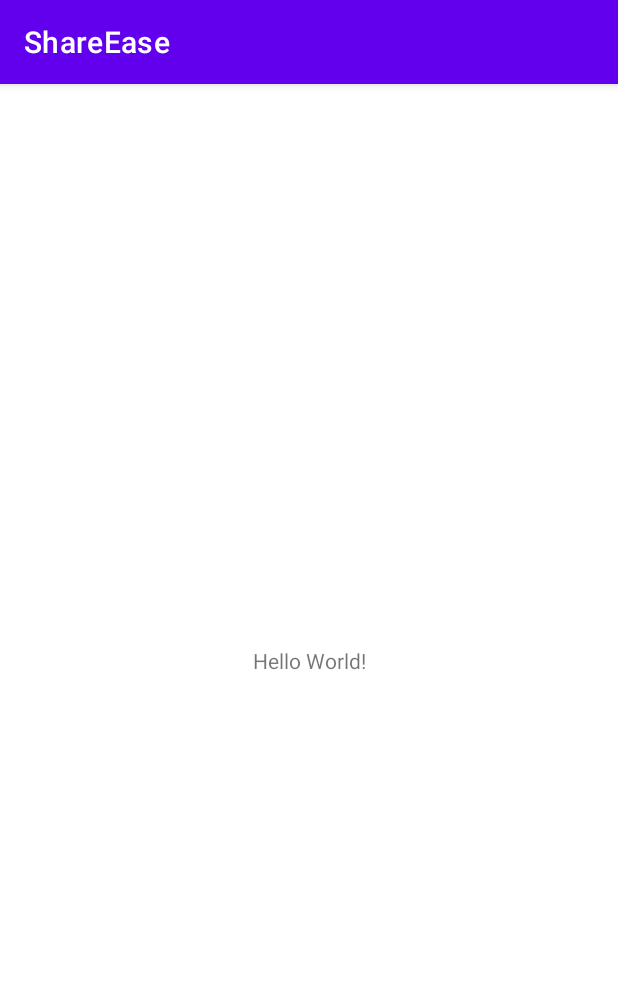
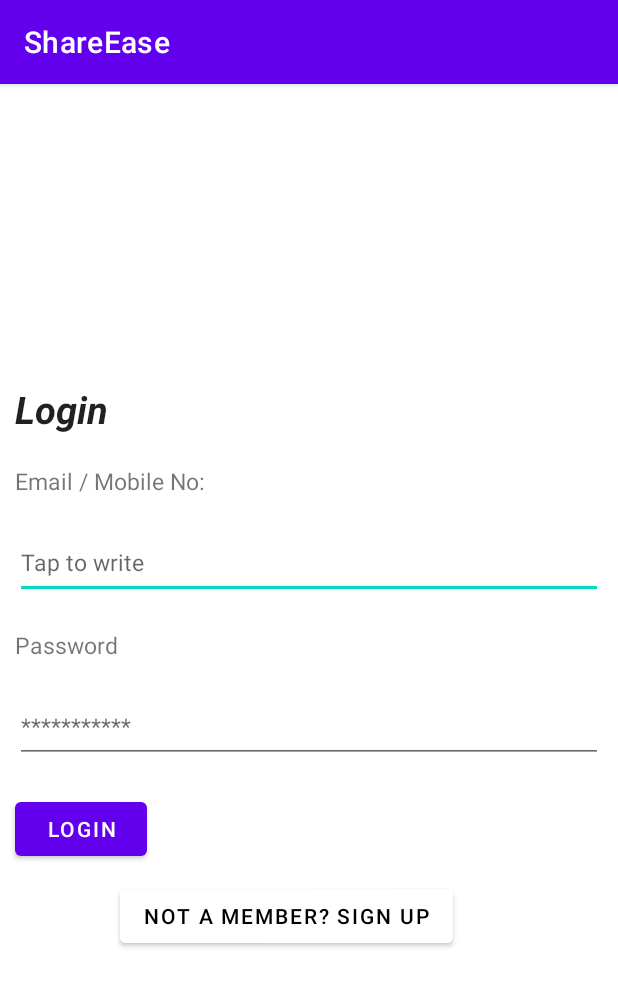
Before and after one commit to n0obs73r/ShareEase, an Android app: the screen it shows after launch (MainActivity), on a phone screen of 412 x 824 dp. Shown: the top 986 px of the screen. Run offline under Robolectric (Android 15) with nearby library versions, the phone set to English and light mode, and no system bars; our stand-ins replace Firebase (no records; nobody signed in at launch, a user with empty details on screens opened directly).

Commit message:
Login and SignUp

```diff
--- a/app/build.gradle
+++ b/app/build.gradle
@@ -1,6 +1,7 @@
 plugins {
     id 'com.android.application'
     id 'kotlin-android'
+    id 'com.google.gms.google-services'
 }
 
 android {
@@ -34,9 +35,12 @@ android {
 dependencies {
 
     implementation 'androidx.core:core-ktx:1.3.2'
+    implementation platform('com.google.firebase:firebase-bom:29.0.0')
+    implementation 'com.google.firebase:firebase-auth-ktx'
     implementation 'androidx.appcompat:appcompat:1.2.0'
     implementation 'com.google.android.material:material:1.3.0'
     implementation 'androidx.constraintlayout:constraintlayout:2.0.4'
+    implementation 'com.google.firebase:firebase-auth-ktx:20.0.4'
     testImplementation 'junit:junit:4.+'
     androidTestImplementation 'androidx.test.ext:junit:1.1.2'
     androidTestImplementation 'androidx.test.espresso:espresso-core:3.3.0'
--- a/app/src/main/AndroidManifest.xml
+++ b/app/src/main/AndroidManifest.xml
@@ -10,6 +10,9 @@
         android:supportsRtl="true"
         android:theme="@style/Theme.ShareEase">
         <activity
+            android:name=".SignUpActivity"
+            android:exported="true" />
+        <activity
             android:name=".MainActivity"
             android:exported="true">
             <intent-filter>
--- a/app/src/main/java/com/ogps/shareease/MainActivity.kt
+++ b/app/src/main/java/com/ogps/shareease/MainActivity.kt
@@ -1,11 +1,47 @@
 package com.ogps.shareease
 
+import android.content.Intent
 import androidx.appcompat.app.AppCompatActivity
 import android.os.Bundle
+import android.widget.Button
+import android.widget.EditText
+import android.widget.Toast
+import com.google.firebase.auth.FirebaseAuth
 
 class MainActivity : AppCompatActivity() {
+    private lateinit var auth: FirebaseAuth
     override fun onCreate(savedInstanceState: Bundle?) {
         super.onCreate(savedInstanceState)
         setContentView(R.layout.activity_main)
+        val button : Button = findViewById(R.id.loginbutton)
+        button.setOnClickListener {
+            login()
+        }
+        val SignUpButton : Button = findViewById(R.id.signupbutton)
+        SignUpButton.setOnClickListener {
+            val intent2 = Intent(this, SignUpActivity::class.java)
+            startActivity(intent2)
+        }
+
+    }
+    private fun login(){
+        var user = findViewById<EditText>(R.id.email).text.toString()
+        var password = findViewById<EditText>(R.id.password).text.toString()
+
+        auth = FirebaseAuth.getInstance()
+        auth.signInWithEmailAndPassword(user, password).addOnCompleteListener(this) { task ->
+            if (task.isSuccessful) {
+                Toast.makeText(this, "Logged In", Toast.LENGTH_LONG).show()
+                val intent = Intent(this, MainActivity::class.java)
+                startActivity(intent)
+                finish()
+            } else {
+                Toast.makeText(
+                    this,
+                    "" + task.exception!!.message,
+                    Toast.LENGTH_LONG
+                ).show()
+            }
+        }
     }
 }
--- a/app/src/main/res/layout/activity_main.xml
+++ b/app/src/main/res/layout/activity_main.xml
@@ -1,18 +1,73 @@
 <?xml version="1.0" encoding="utf-8"?>
-<androidx.constraintlayout.widget.ConstraintLayout xmlns:android="http://schemas.android.com/apk/res/android"
+<LinearLayout xmlns:android="http://schemas.android.com/apk/res/android"
     xmlns:app="http://schemas.android.com/apk/res-auto"
     xmlns:tools="http://schemas.android.com/tools"
     android:layout_width="match_parent"
     android:layout_height="match_parent"
+    android:orientation="vertical"
+    android:layout_gravity="center"
+    android:layout_weight="1"
+    android:gravity="center_vertical"
     tools:context=".MainActivity">
 
     <TextView
         android:layout_width="wrap_content"
         android:layout_height="wrap_content"
-        android:text="Hello World!"
-        app:layout_constraintBottom_toBottomOf="parent"
-        app:layout_constraintLeft_toLeftOf="parent"
-        app:layout_constraintRight_toRightOf="parent"
-        app:layout_constraintTop_toTopOf="parent" />
+        android:layout_margin="10dp"
+        android:text="@string/login"
+        android:textAppearance="@style/TextAppearance.AppCompat.Large"
+        android:textSize="25sp"
+        android:textStyle="normal|bold|italic" />
+    <TextView
+        android:layout_width="wrap_content"
+        android:layout_height="wrap_content"
+        android:textSize="15sp"
+        android:text="@string/email_mobile_no"
+        android:layout_margin="10dp"/>
 
-</androidx.constraintlayout.widget.ConstraintLayout>
+    <EditText
+        android:id="@+id/email"
+        android:layout_width="match_parent"
+        android:layout_height="wrap_content"
+        android:layout_margin="10dp"
+        android:inputType="textEmailAddress"
+        android:hint="@string/tap_to_write"
+        android:minHeight="48dp"
+        android:textSize="15sp" />
+    <TextView
+        android:layout_width="wrap_content"
+        android:layout_height="wrap_content"
+        android:textSize="15sp"
+        android:text="@string/password"
+        android:layout_margin="10dp"/>
+
+    <EditText
+        android:id="@+id/password"
+        android:layout_width="match_parent"
+        android:layout_height="wrap_content"
+        android:layout_margin="10dp"
+        android:hint="@string/stars"
+        android:inputType="textPassword"
+        android:minHeight="48dp"
+        android:textSize="15sp" />
+
+    <Button
+        android:layout_width="wrap_content"
+        android:layout_height="wrap_content"
+        android:text="@string/login"
+        android:id="@+id/loginbutton"
+        android:layout_margin="10dp"
+        android:gravity="center"/>
+
+    <Button
+        android:layout_width="wrap_content"
+        android:layout_height="wrap_content"
+        android:text="@string/not_a_member_sign_up"
+        android:backgroundTint="@color/white"
+        android:textColor="@color/black"
+        android:id="@+id/signupbutton"
+        android:layout_marginHorizontal="80dp"/>
+
+
+
+</LinearLayout>
--- a/app/src/main/res/values/strings.xml
+++ b/app/src/main/res/values/strings.xml
@@ -1,3 +1,9 @@
 <resources>
     <string name="app_name">ShareEase</string>
+    <string name="email_mobile_no">Email / Mobile No:</string>
+    <string name="tap_to_write">Tap to write</string>
+    <string name="login">Login</string>
+    <string name="stars">***********</string>
+    <string name="password">Password</string>
+    <string name="not_a_member_sign_up">Not a member? Sign Up</string>
 </resources>
--- a/build.gradle
+++ b/build.gradle
@@ -6,8 +6,8 @@ buildscript {
     }
     dependencies {
         classpath "com.android.tools.build:gradle:7.0.2"
-        classpath "org.jetbrains.kotlin:kotlin-gradle-plugin:1.5.20"
-
+        classpath 'org.jetbrains.kotlin:kotlin-gradle-plugin:1.6.0'
+        classpath 'com.google.gms:google-services:4.3.10'
         // NOTE: Do not place your application dependencies here; they belong
         // in the individual module build.gradle files
     }
```
Also changed, not shown: app/src/main/java/com/ogps/shareease/SignUpActivity.kt (added, +55 -0 lines), app/src/main/res/layout/activity_sign_up.xml (added, +92 -0 lines), 1 other file.
